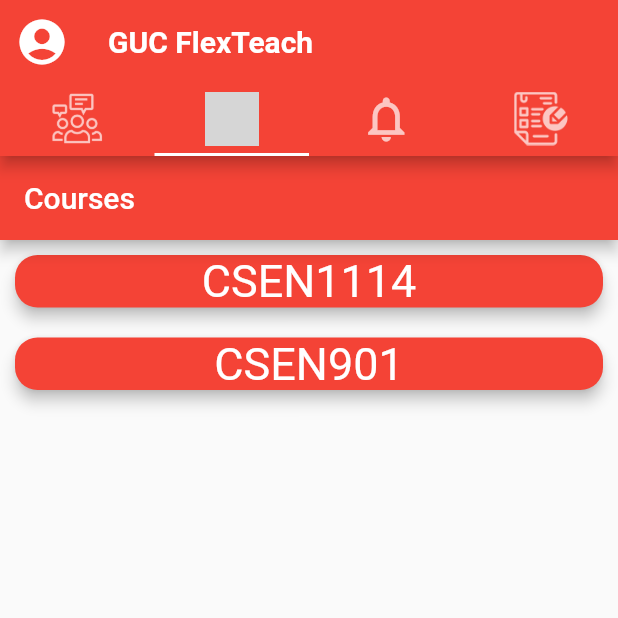
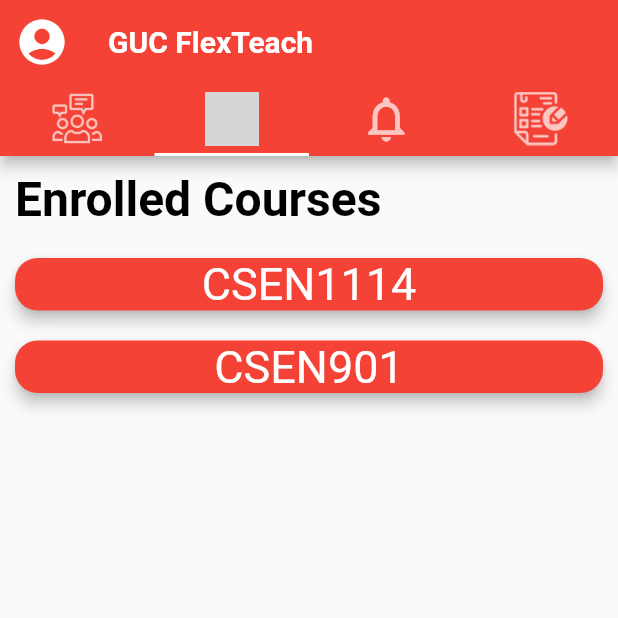
Before and after one commit to abdelrahmansweilam/GUCFlexTeach, a Flutter app: the screen it shows after launch, tab 2 chosen, on a phone screen of 412 x 824 dp, the top half of it. Run offline on Flutter 3.47's test engine with Material 2 defaults, Android fonts, the phone set to English and light mode, and no system bars; grey boxes are pictures that could not be loaded.

Commit message:
Updated Courses Screen

```diff
--- a/lib/Routes/courses_screen.dart
+++ b/lib/Routes/courses_screen.dart
@@ -1,3 +1,4 @@
+import 'package:flexteach/Widgets/course_card.dart';
 import 'package:flutter/material.dart';
 
 class CoursesScreen extends StatefulWidget {
@@ -23,106 +24,30 @@
 
   @override
   Widget build(BuildContext context) {
-    return Scaffold(
-      appBar: AppBar(
-        title: Text("Courses"),
+    return Column(children: [
+      Container(
+        margin: EdgeInsets.all(10),
+        width: double.infinity,
+        child: const Text(
+          "Enrolled Courses",
+          softWrap: true,
+          overflow: TextOverflow.fade,
+          style: TextStyle(
+            color: Colors.black,
+            fontSize: 32,
+            fontWeight: FontWeight.bold,
+          ),
+          textAlign: TextAlign.left,
+        ),
       ),
-      body: ListView.builder(
+      ListView.builder(
+        physics: const NeverScrollableScrollPhysics(),
+        shrinkWrap: true,
         itemBuilder: (ctx, index) {
           return CourseCard(courseName: coursesList[index]);
         },
         itemCount: coursesList.length,
       ),
-    );
+    ]);
   }
 }
-
-class CourseCard extends StatefulWidget {
-  var courseName;
-  CourseCard({required this.courseName});
-
-  @override
-  State<CourseCard> createState() => _CourseCardState();
-}
-
-class _CourseCardState extends State<CourseCard> {
-  navigateToCourseScreen(BuildContext myContext) {
-    Navigator.of(myContext)
-        .pushNamed("/courseRoute", arguments: {"course": widget.courseName});
-  }
-
-  @override
-  Widget build(BuildContext context) {
-    return InkWell(
-      onTap: () => navigateToCourseScreen(context),
-      child: Card(
-        color: Colors.red,
-        shape: RoundedRectangleBorder(borderRadius: BorderRadius.circular(15)),
-        elevation: 4,
-        margin: EdgeInsets.all(10),
-        child: Text(widget.courseName,
-            softWrap: true,
-            overflow: TextOverflow.fade,
-            style: TextStyle(color: Colors.white, fontSize: 30),
-            textAlign: TextAlign.center),
-      ),
-    );
-  }
-}
-
-class CourseScreen extends StatefulWidget {
-  @override
-  State<CourseScreen> createState() => _CourseScreenState();
-}
-
-class _CourseScreenState extends State<CourseScreen> {
-  List<String> instructors = [];
-  var discussions;
-  Future<void> getCourseInfo() async {
-    //await course info from DB
-    instructors = ["Dr. x", "TA y"];
-    discussions = [];
-  }
-
-  @override
-  void initState() {
-    getCourseInfo();
-    super.initState();
-  }
-
-  @override
-  Widget build(BuildContext context) {
-    final routeArgs =
-        ModalRoute.of(context)!.settings.arguments as Map<String, dynamic>;
-    final courseName = routeArgs["course"];
-
-    return Scaffold(
-        appBar: AppBar(
-          title: Text(courseName!),
-        ),
-        body: Column(
-          children: [
-            const Text("Instructors",
-                softWrap: true,
-                overflow: TextOverflow.fade,
-                style: TextStyle(
-                    color: Colors.black,
-                    fontSize: 40,
-                    fontWeight: FontWeight.bold),
-                textAlign: TextAlign.center),
-            ListView.builder(
-              physics: NeverScrollableScrollPhysics(),
-              shrinkWrap: true,
-              itemBuilder: (ctx, index) {
-                return Text(instructors[index],
-                    softWrap: true,
-                    overflow: TextOverflow.fade,
-                    style: TextStyle(color: Colors.black, fontSize: 30),
-                    textAlign: TextAlign.left);
-              },
-              itemCount: instructors.length,
-            ),
-          ],
-        ));
-  }
-}
--- a/lib/Routes/home_page.dart
+++ b/lib/Routes/home_page.dart
@@ -1,12 +1,12 @@
-import 'package:flexteach/Routes/assignments_screen.dart';
-import 'package:flexteach/Routes/courses_screen.dart';
-import 'package:flexteach/Routes/notifications_screen.dart';
 import 'package:flutter/cupertino.dart';
 import 'package:flutter/material.dart';
 import 'package:cupertino_icons/cupertino_icons.dart';
 import 'dart:io' show Platform;
 
 import 'package:flexteach/Assets/icons.dart';
+import 'courses_screen.dart';
+import 'notifications_screen.dart';
+import 'assignments_screen.dart';
 import 'discussions_screen.dart';
 
 class HomePage extends StatefulWidget {
--- /dev/null
+++ b/lib/Widgets/course_card.dart
@@ -0,0 +1,34 @@
+import 'package:flutter/material.dart';
+
+class CourseCard extends StatefulWidget {
+  var courseName;
+  CourseCard({required this.courseName});
+
+  @override
+  State<CourseCard> createState() => _CourseCardState();
+}
+
+class _CourseCardState extends State<CourseCard> {
+  navigateToCourseScreen(BuildContext myContext) {
+    Navigator.of(myContext)
+        .pushNamed("/courseRoute", arguments: {"course": widget.courseName});
+  }
+
+  @override
+  Widget build(BuildContext context) {
+    return InkWell(
+      onTap: () => navigateToCourseScreen(context),
+      child: Card(
+        color: Colors.red,
+        shape: RoundedRectangleBorder(borderRadius: BorderRadius.circular(15)),
+        elevation: 4,
+        margin: EdgeInsets.all(10),
+        child: Text(widget.courseName,
+            softWrap: true,
+            overflow: TextOverflow.fade,
+            style: TextStyle(color: Colors.white, fontSize: 30),
+            textAlign: TextAlign.center),
+      ),
+    );
+  }
+}
--- a/lib/main.dart
+++ b/lib/main.dart
@@ -1,6 +1,7 @@
-import 'package:flexteach/Routes/profile_screen.dart';
 import 'package:flutter/material.dart';
 
+import 'Routes/course_screen.dart';
+import 'Routes/profile_screen.dart';
 import 'Routes/home_page.dart';
 
 void main() {
@@ -29,8 +30,9 @@
       themeMode: ThemeMode.system, // device controls theme
       initialRoute: '/',
       routes: {
-        '/': (ctx) => const HomePage(),
-        '/profileRoute': (ctx) => const ProfileScreen(),
+        '/': (ctx) => HomePage(),
+        '/profileRoute': (ctx) => ProfileScreen(),
+        '/courseRoute': (ctx) => CourseScreen(),
       },
     );
   }
```
Also changed, not shown: lib/Routes/course_screen.dart (added, +66 -0 lines), lib/Widgets/widgets.txt (deleted).
